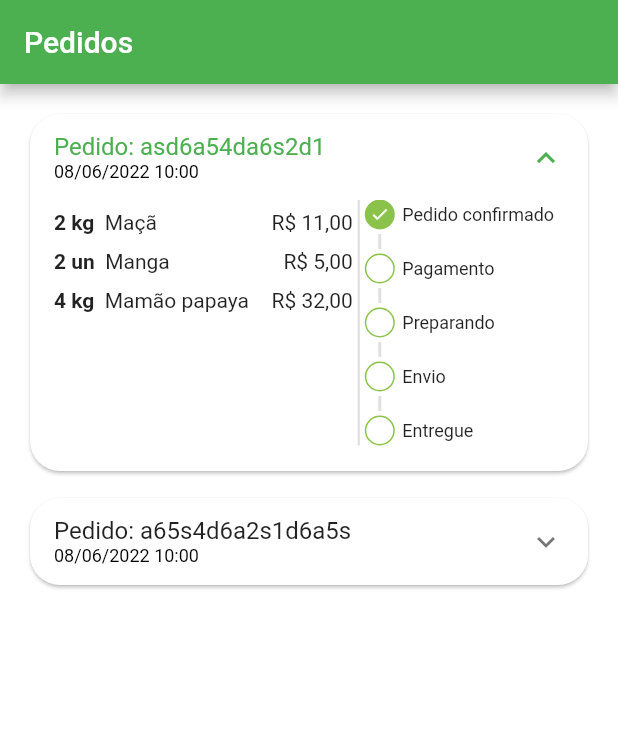
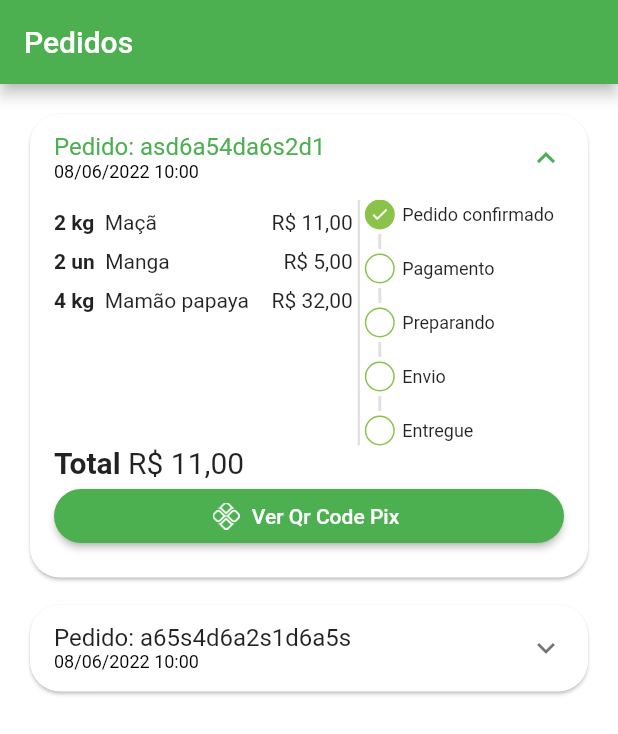
Before and after one commit to MantoDev97/QuitandaVirtual, a Flutter app: the OrdersTab screen opened directly, on a phone screen of 412 x 824 dp. Shown: the top 734 px of the screen. Run offline on Flutter 3.47's test engine with Material 2 defaults, Android fonts, the phone set to English and light mode, and no system bars; our stand-ins replace animated_text_kit, badges, mask_text_input_formatter.

Commit message:
Total e botão de pagamento

```diff
--- a/lib/src/pages/orders/components/order_tile.dart
+++ b/lib/src/pages/orders/components/order_tile.dart
@@ -41,6 +41,7 @@ class OrderTile extends StatelessWidget {
             ],
           ),
           childrenPadding: const EdgeInsets.fromLTRB(16, 0, 16, 16),
+          expandedCrossAxisAlignment: CrossAxisAlignment.stretch,
           children: [
             IntrinsicHeight(
               child: Row(
@@ -77,6 +78,42 @@ class OrderTile extends StatelessWidget {
                     ),
                   ),
                 ],
+              ),
+            ),
+
+            //Total
+            Text.rich(
+              TextSpan(
+                style: const TextStyle(
+                  fontSize: 20,
+                ),
+                children: [
+                  const TextSpan(
+                    text: 'Total ',
+                    style: TextStyle(fontWeight: FontWeight.bold),
+                  ),
+                  TextSpan(
+                    text: ultilsServices.priceToCurrency(order.total),
+                  ),
+                ],
+              ),
+            ),
+
+            //Botão de pagamento
+            Visibility(
+              visible: order.status == 'pending_payment',
+              child: ElevatedButton.icon(
+                style: ElevatedButton.styleFrom(
+                  shape: RoundedRectangleBorder(
+                    borderRadius: BorderRadius.circular(20),
+                  ),
+                ),
+                onPressed: () {},
+                icon: Image.asset(
+                  'assets/app_images/pix.png',
+                  height: 18,
+                ),
+                label: const Text('Ver Qr Code Pix'),
               ),
             ),
           ],
--- a/pubspec.yaml
+++ b/pubspec.yaml
@@ -68,6 +68,7 @@ flutter:
   # To add assets to your application, add an assets section, like this:
   assets:
     - assets/fruits/
+    - assets/app_images/
 
   # An image asset can refer to one or more resolution-specific "variants", see
   # https://flutter.dev/assets-and-images/#resolution-aware
```
Also changed, not shown: assets/app_images/pix.png (added).
